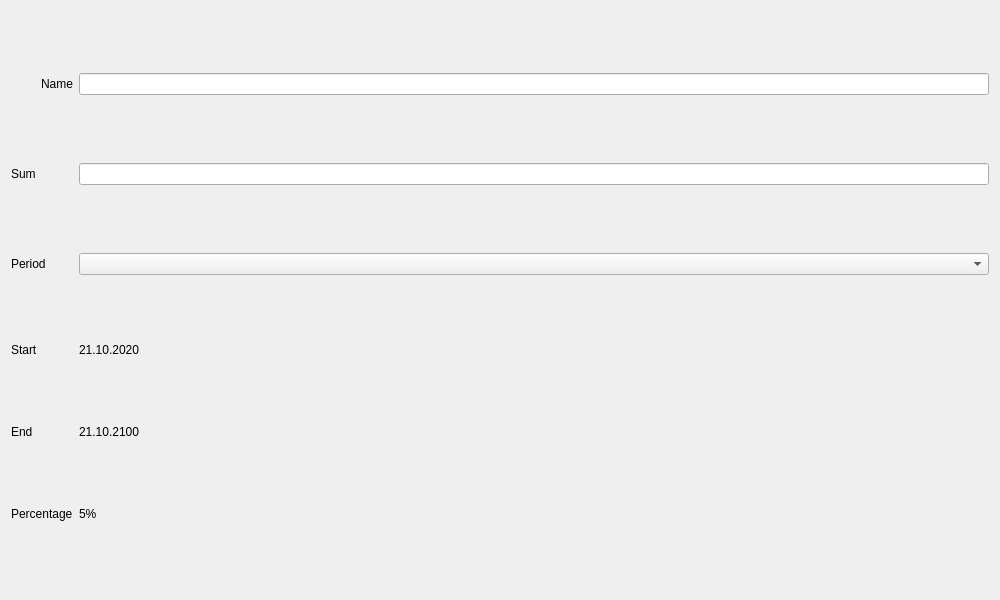
This is views/deposit/depositWidget/depositwidget.ui in IronTony-Stark/ATM as Qt 5 draws it before an edit. The edited form follows.
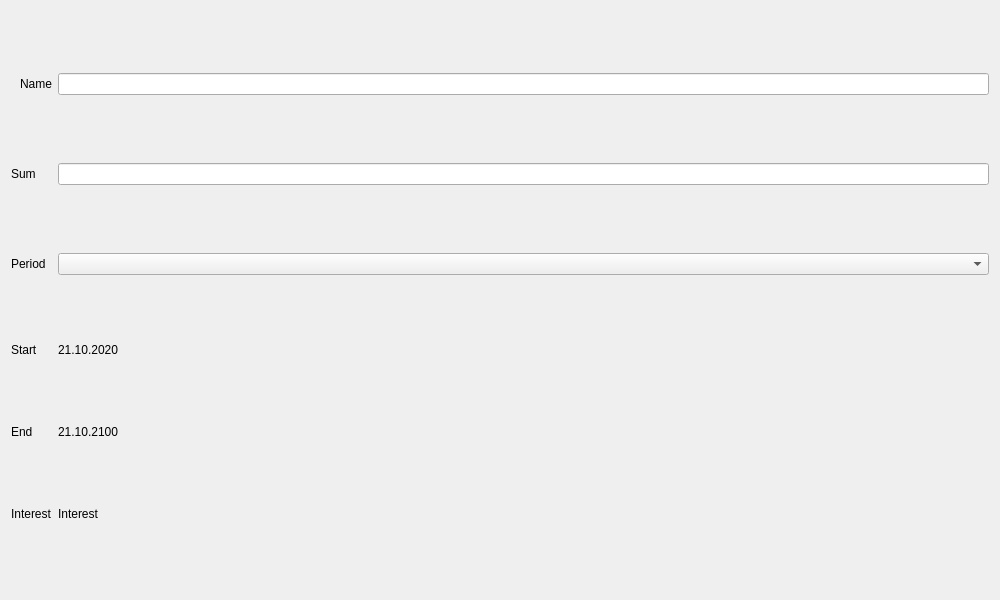
This is the edited form.

The edit to the form file:
```diff
--- a/views/deposit/depositWidget/depositwidget.ui
+++ b/views/deposit/depositWidget/depositwidget.ui
@@ -23,7 +23,7 @@
       </sizepolicy>
      </property>
      <property name="text">
-      <string>Percentage</string>
+      <string>Interest</string>
      </property>
     </widget>
    </item>
@@ -44,7 +44,7 @@
    <item row="5" column="3" alignment="Qt::AlignLeft">
     <widget class="QLabel" name="labelPercentageValue">
      <property name="text">
-      <string>5%</string>
+      <string>Interest</string>
      </property>
     </widget>
    </item>
```
Left out of the diff: 4 changed lines with no effect on the pictures.
